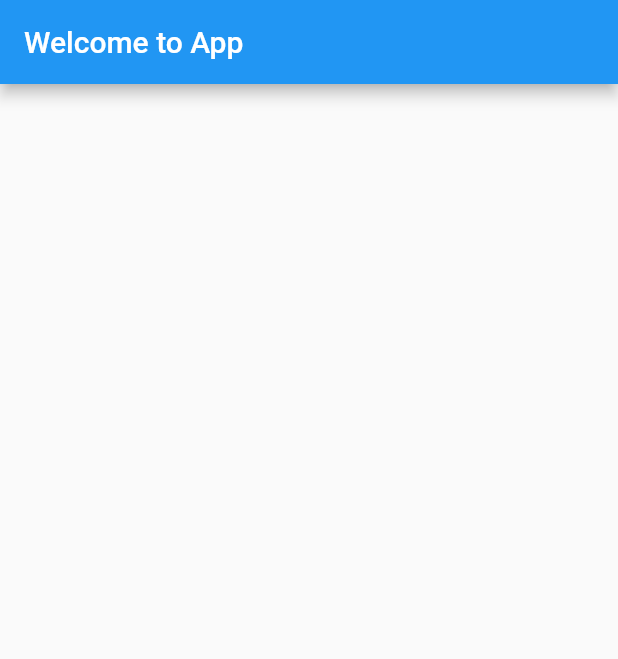
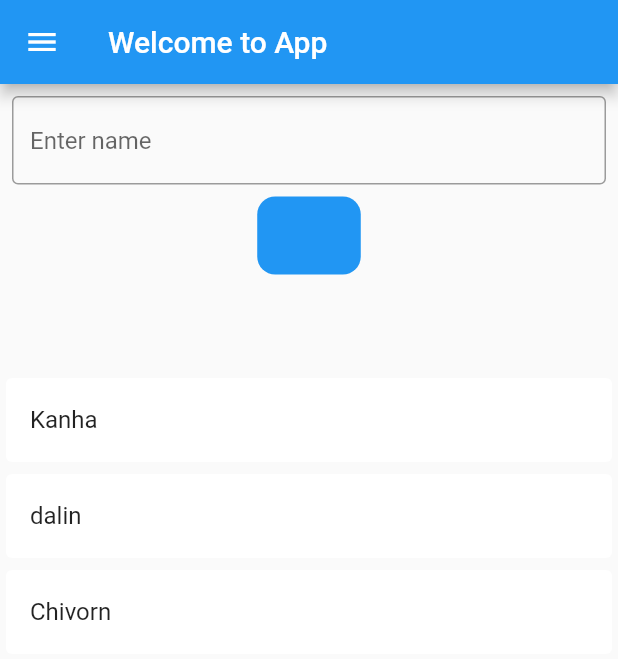
Before and after one commit to PHANNA11/local_storage6-7, a Flutter app: the DashBoardScreen screen opened directly, on a phone screen of 412 x 824 dp. Shown: the top 659 px of the screen. Run offline on Flutter 3.47's test engine with Material 2 defaults, Android fonts, the phone set to English and light mode, and no system bars; our stand-ins replace shared_preferences; accounts and stored records are empty; network calls fail.

Commit message:
set & get StringList

```diff
--- a/lib/view/dashboard/view/dashboard_screen.dart
+++ b/lib/view/dashboard/view/dashboard_screen.dart
@@ -1,6 +1,9 @@
+import 'package:flutter/cupertino.dart';
 import 'package:flutter/material.dart';
 import 'package:flutter/src/foundation/key.dart';
 import 'package:flutter/src/widgets/framework.dart';
+import 'package:local_storage/view/auth/signin_acc_screen.dart';
+import 'package:shared_preferences/shared_preferences.dart';
 
 class DashBoardScreen extends StatefulWidget {
   const DashBoardScreen({Key? key}) : super(key: key);
@@ -10,12 +13,98 @@ class DashBoardScreen extends StatefulWidget {
 }
 
 class _DashBoardScreenState extends State<DashBoardScreen> {
+  TextEditingController nameController = TextEditingController();
+  List<String> usersList = [];
+  getListUser() async {
+    var prefs = await SharedPreferences.getInstance();
+    setState(() {
+      usersList = prefs.getStringList('user') ?? ['Kanha', 'dalin', 'Chivorn'];
+    });
+  }
+
+  setListUser(dynamic listUsers) async {
+    var prefs = await SharedPreferences.getInstance();
+    await prefs.setStringList('user', listUsers);
+  }
+
+  @override
+  void initState() {
+    // TODO: implement initState
+    getListUser();
+    super.initState();
+  }
+
   @override
   Widget build(BuildContext context) {
     return Scaffold(
+      drawer: Drawer(
+        backgroundColor: Theme.of(context).primaryColor,
+        child: SafeArea(
+            child: Column(
+          children: [
+            Card(
+              elevation: 0,
+              child: ListTile(
+                onTap: () {
+                  Navigator.pushAndRemoveUntil(
+                      context,
+                      MaterialPageRoute(
+                        builder: (context) => const SignInScreen(),
+                      ),
+                      (route) => false);
+                },
+                title: const Text('Sign Out'),
+                leading: const Icon(
+                  Icons.person,
+                  size: 30,
+                ),
+              ),
+            )
+          ],
+        )),
+      ),
       appBar: AppBar(
-        title: Text('Welcome to App'),
+        title: const Text('Welcome to App'),
       ),
+      body: Column(children: [
+        Expanded(
+          flex: 1,
+          child: Column(children: [
+            Padding(
+              padding: const EdgeInsets.all(8.0),
+              child: TextField(
+                controller: nameController,
+                decoration: const InputDecoration(
+                    border: OutlineInputBorder(), hintText: 'Enter name'),
+              ),
+            ),
+            CupertinoButton(
+                color: Theme.of(context).primaryColor,
+                child: const Text('Add'),
+                onPressed: () {
+                  if (nameController.text.isNotEmpty) {
+                    getListUser();
+                    usersList.add(nameController.text);
+                    setListUser(usersList);
+                    setState(() {
+                      getListUser();
+                    });
+                  }
+                })
+          ]),
+        ),
+        Expanded(
+          flex: 3,
+          child: ListView.builder(
+            itemCount: usersList.length,
+            itemBuilder: (context, index) => Card(
+                elevation: 0,
+                child: ListTile(
+                  title: Text(usersList[index]),
+                )),
+          ),
+        )
+      ]),
     );
   }
 }
```
Also changed, not shown: lib/view/auth/signin_acc_screen.dart (+25 -1 lines), lib/view/auth/signup_acc_screen.dart (+25 -0 lines).
